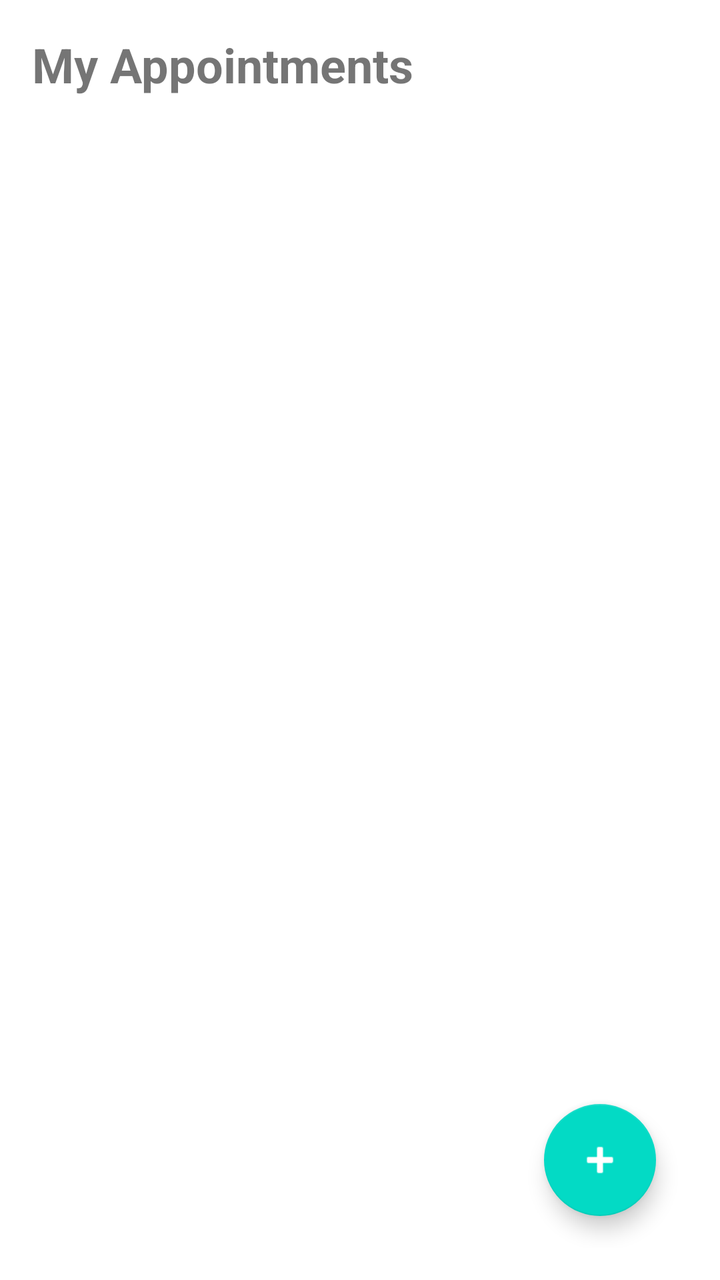
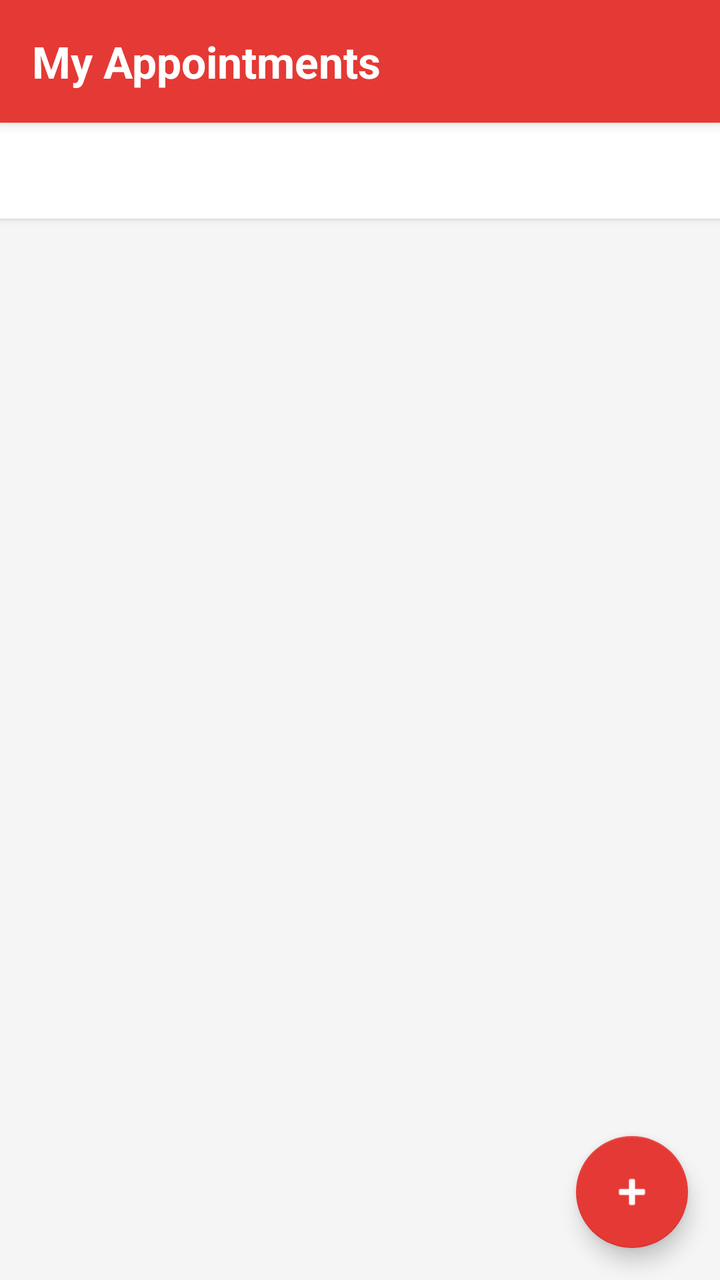

Screens rendered from an Android XML layout before and after an edit, with the pre-edit source and the edit as a unified diff.
<!-- AndroidManifest.xml: application theme Theme.Healio -->
<!-- res/layout/activity_appointment.xml -->
<?xml version="1.0" encoding="utf-8"?>
<RelativeLayout xmlns:android="http://schemas.android.com/apk/res/android"
    xmlns:app="http://schemas.android.com/apk/res-auto"
    android:layout_width="match_parent"
    android:layout_height="match_parent"
    android:padding="16dp">

    <TextView
        android:id="@+id/tvTitle"
        android:layout_width="match_parent"
        android:layout_height="wrap_content"
        android:text="My Appointments"
        android:textSize="24sp"
        android:textStyle="bold"
        android:layout_marginBottom="16dp" />

    <androidx.recyclerview.widget.RecyclerView
        android:id="@+id/recyclerViewAppointments"
        android:layout_width="match_parent"
        android:layout_height="match_parent"
        android:layout_below="@id/tvTitle"
        android:layout_marginTop="8dp" />

    <ProgressBar
        android:id="@+id/progressBar"
        android:layout_width="wrap_content"
        android:layout_height="wrap_content"
        android:layout_centerInParent="true"
        android:visibility="gone" />

    <TextView
        android:id="@+id/tvNoAppointments"
        android:layout_width="wrap_content"
        android:layout_height="wrap_content"
        android:layout_centerInParent="true"
        android:text="No appointments yet\n\nTap + to book an appointment"
        android:textAlignment="center"
        android:textSize="16sp"
        android:visibility="gone" />

    <com.google.android.material.floatingactionbutton.FloatingActionButton
        android:id="@+id/fabNewAppointment"
        android:layout_width="wrap_content"
        android:layout_height="wrap_content"
        android:layout_alignParentEnd="true"
        android:layout_alignParentBottom="true"
        android:layout_margin="16dp"
        android:src="@android:drawable/ic_input_add"
        app:tint="@android:color/white" />

</RelativeLayout>
<!-- resources referenced by this layout -->
<resources>
  <style name="Theme.Healio" parent="Theme.MaterialComponents.DayNight.DarkActionBar">
          <item name="colorPrimary">@color/purple_500</item>
          <item name="colorPrimaryVariant">@color/purple_700</item>
          <item name="colorOnPrimary">@color/white</item>
          <item name="colorSecondary">@color/teal_200</item>
          <item name="colorSecondaryVariant">@color/teal_700</item>
          <item name="colorOnSecondary">@color/black</item>
          <item name="android:statusBarColor">?attr/colorPrimaryVariant</item>
      </style>
  <color name="purple_500">#FF6200EE</color>
  <color name="purple_700">#FF3700B3</color>
  <color name="white">#FFFFFFFF</color>
  <color name="teal_200">#FF03DAC5</color>
  <color name="teal_700">#FF018786</color>
  <color name="black">#FF000000</color>
</resources>

<!-- the commit's change to res/layout/activity_appointment.xml (unified diff, before → after) -->
@@ -1,51 +1,82 @@
 <?xml version="1.0" encoding="utf-8"?>
-<RelativeLayout xmlns:android="http://schemas.android.com/apk/res/android"
+<LinearLayout xmlns:android="http://schemas.android.com/apk/res/android"
     xmlns:app="http://schemas.android.com/apk/res-auto"
     android:layout_width="match_parent"
     android:layout_height="match_parent"
-    android:padding="16dp">
+    android:orientation="vertical"
+    android:background="#F5F5F5">
 
-    <TextView
-        android:id="@+id/tvTitle"
+    
+    <RelativeLayout
         android:layout_width="match_parent"
         android:layout_height="wrap_content"
-        android:text="My Appointments"
-        android:textSize="24sp"
-        android:textStyle="bold"
-        android:layout_marginBottom="16dp" />
+        android:background="#E53935"
+        android:padding="16dp"
+        android:elevation="4dp">
 
-    <androidx.recyclerview.widget.RecyclerView
-        android:id="@+id/recyclerViewAppointments"
+        <TextView
+            android:id="@+id/tvScreenTitle"
+            android:layout_width="wrap_content"
+            android:layout_height="wrap_content"
+            android:text="My Appointments"
+            android:textSize="22sp"
+            android:textStyle="bold"
+            android:textColor="#FFFFFF" />
+    </RelativeLayout>
+
+    
+    <com.google.android.material.tabs.TabLayout
+        android:id="@+id/tabLayout"
         android:layout_width="match_parent"
-        android:layout_height="match_parent"
-        android:layout_below="@id/tvTitle"
-        android:layout_marginTop="8dp" />
+        android:layout_height="wrap_content"
+        android:background="#FFFFFF"
+        android:elevation="2dp"
+        app:tabTextColor="#757575"
+        app:tabSelectedTextColor="#E53935"
+        app:tabIndicatorColor="#E53935"
+        app:tabMode="fixed"
+        app:tabGravity="fill" />
 
+    
     <ProgressBar
         android:id="@+id/progressBar"
         android:layout_width="wrap_content"
         android:layout_height="wrap_content"
-        android:layout_centerInParent="true"
+        android:layout_gravity="center"
+        android:layout_marginTop="24dp"
         android:visibility="gone" />
 
+    
     <TextView
         android:id="@+id/tvNoAppointments"
-        android:layout_width="wrap_content"
+        android:layout_width="match_parent"
         android:layout_height="wrap_content"
-        android:layout_centerInParent="true"
-        android:text="No appointments yet\n\nTap + to book an appointment"
-        android:textAlignment="center"
-        android:textSize="16sp"
+        android:text="No appointments found."
+        android:textSize="15sp"
+        android:textColor="#757575"
+        android:gravity="center"
+        android:padding="32dp"
         android:visibility="gone" />
 
+    
+    <androidx.recyclerview.widget.RecyclerView
+        android:id="@+id/recyclerViewAppointments"
+        android:layout_width="match_parent"
+        android:layout_height="0dp"
+        android:layout_weight="1"
+        android:padding="8dp"
+        android:clipToPadding="false" />
+
+    
     <com.google.android.material.floatingactionbutton.FloatingActionButton
         android:id="@+id/fabNewAppointment"
         android:layout_width="wrap_content"
         android:layout_height="wrap_content"
-        android:layout_alignParentEnd="true"
-        android:layout_alignParentBottom="true"
+        android:layout_gravity="bottom|end"
         android:layout_margin="16dp"
         android:src="@android:drawable/ic_input_add"
-        app:tint="@android:color/white" />
+        app:backgroundTint="#E53935"
+        app:tint="#FFFFFF"
+        android:contentDescription="Book new appointment" />
 
-</RelativeLayout>
+</LinearLayout>
